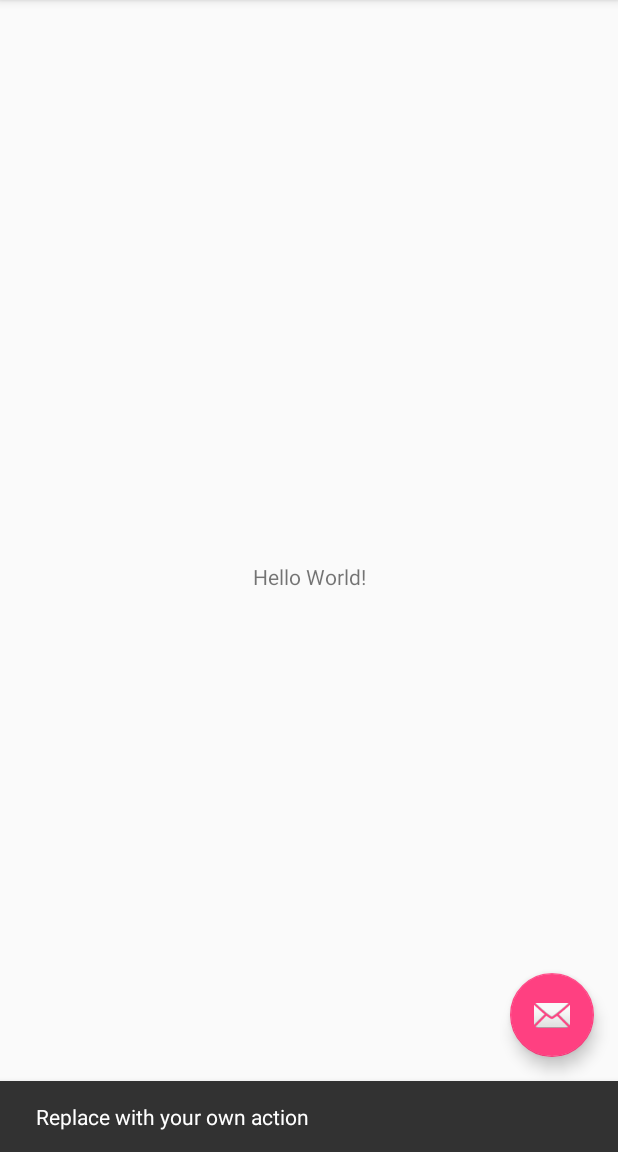
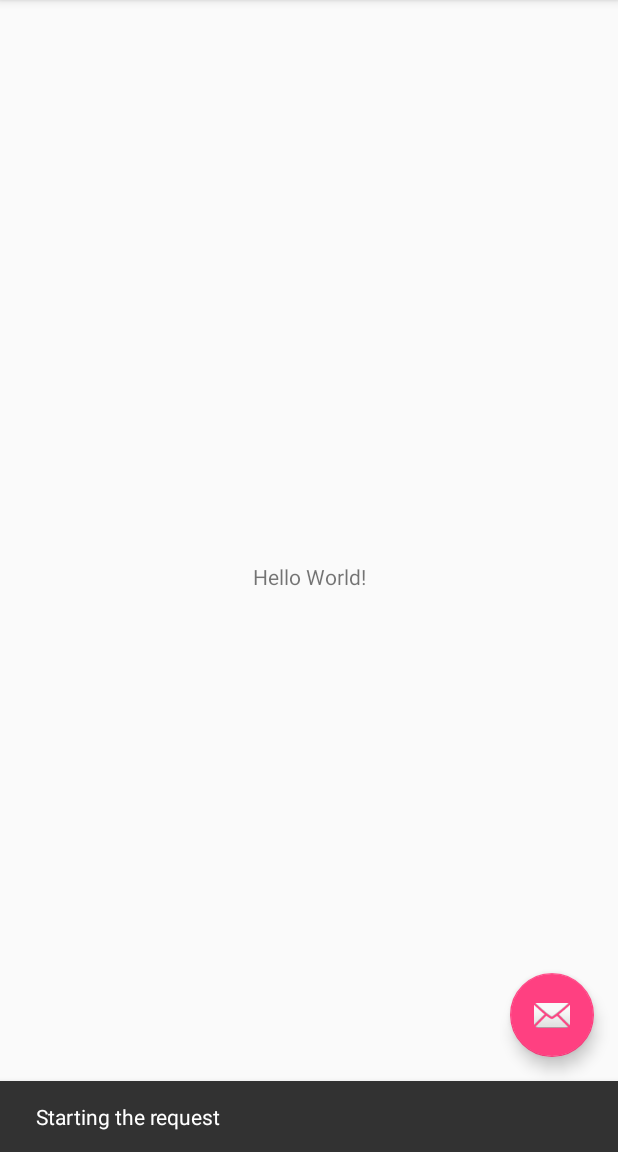
Before and after one commit to luispereira/RetrofitTimeout, an Android app: the screen it shows after launch (MainActivity), after a tap on an icon or button, on a phone screen of 412 x 824 dp, the part 84-1236 px from its top. Run offline under Robolectric (Android 15) with nearby library versions, the phone set to English and light mode, and no system bars; libraries missing offline, so code that uses them is left out: retrofit2.adapter.rxjava, rx.android.schedulers, rx.schedulers; 3 statements that could not run were skipped.

Commit message:
More code readability

```diff
--- a/app/src/main/java/com/vodafone/admin/retrofitsampletimeout/MainActivity.kt
+++ b/app/src/main/java/com/vodafone/admin/retrofitsampletimeout/MainActivity.kt
@@ -19,9 +19,9 @@ class MainActivity : AppCompatActivity() {
 
         val fab = findViewById<View>(R.id.fab) as FloatingActionButton
         fab.setOnClickListener { view ->
+            Snackbar.make(view, "Starting the request", Snackbar.LENGTH_LONG)
+                    .setAction("Action", null).show()
             Presenter().request()
-            Snackbar.make(view, "Replace with your own action", Snackbar.LENGTH_LONG)
-                    .setAction("Action", null).show()
         }
     }
 
--- a/app/src/main/java/com/vodafone/admin/retrofitsampletimeout/NetworkFactory.kt
+++ b/app/src/main/java/com/vodafone/admin/retrofitsampletimeout/NetworkFactory.kt
@@ -5,7 +5,6 @@ import retrofit2.Retrofit
 import retrofit2.adapter.rxjava.RxJavaCallAdapterFactory
 import retrofit2.converter.gson.GsonConverterFactory
 import rx.Observable
-import rx.functions.Func0
 import java.util.concurrent.TimeUnit
 
 /**
@@ -16,17 +15,16 @@ class NetworkFactory {
     private val retrofit: Retrofit
     private val service: APIClient
 
-    constructor(){
+    constructor() {
         retrofit = getObservableClient()
         service = retrofit.create<APIClient>(APIClient::class.java)
     }
+
     //New York Times api key
     val API_KEY = "524f482851314080a2fb06854de12e6e"
     val URL = "https://api.nytimes.com/svc/search/v2/"
     fun request(): Observable<Doc> {
-       return Observable.defer(Func0 {
-            return@Func0 service.request(API_KEY)
-        })
+        return service.request(API_KEY)
     }
 
 
```
